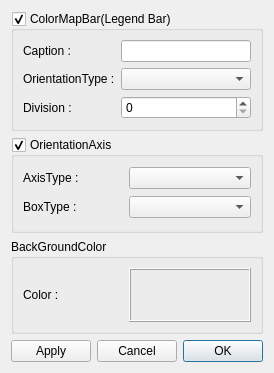
Old version of the form Panels/Preference.ui in the repository CCSEPBVR/CS-IS-PBVR.
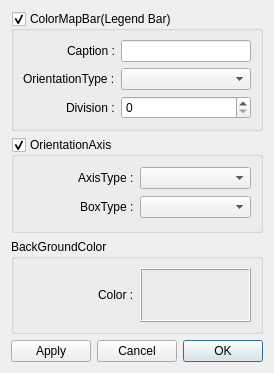
New version of the form. Custom widgets are drawn as their Qt base class.

Commit message: uiのレイアウト、命名を変更

Diff of the .ui file:
```diff
--- a/Panels/Preference.ui
+++ b/Panels/Preference.ui
@@ -62,7 +62,7 @@
       <item row="0" column="1">
        <widget class="QLineEdit" name="captionLEdit"/>
       </item>
-      <item row="0" column="0">
+      <item row="0" column="0" alignment="Qt::AlignRight">
        <widget class="QLabel" name="captionLbl">
         <property name="maximumSize">
          <size>
@@ -75,7 +75,7 @@
         </property>
        </widget>
       </item>
-      <item row="2" column="0">
+      <item row="2" column="0" alignment="Qt::AlignRight">
        <widget class="QLabel" name="divisionLbl">
         <property name="text">
          <string>Division :</string>
@@ -97,7 +97,7 @@
       <bool>true</bool>
      </property>
      <layout class="QGridLayout" name="gridLayout_2">
-      <item row="1" column="0">
+      <item row="1" column="0" alignment="Qt::AlignRight">
        <widget class="QLabel" name="boxTypeLbl">
         <property name="maximumSize">
          <size>
@@ -110,7 +110,7 @@
         </property>
        </widget>
       </item>
-      <item row="0" column="0">
+      <item row="0" column="0" alignment="Qt::AlignRight">
        <widget class="QLabel" name="axisTypeLbl">
         <property name="maximumSize">
          <size>
@@ -148,7 +148,7 @@
       <string>BackGroundColor</string>
      </property>
      <layout class="QGridLayout" name="gridLayout_4">
-      <item row="0" column="0">
+      <item row="0" column="0" alignment="Qt::AlignRight">
        <widget class="QLabel" name="backGroundColorLbl">
         <property name="maximumSize">
          <size>
```
Left out of the diff: 4 changed lines with no effect on the pictures. The commit also changes 1 other file.
